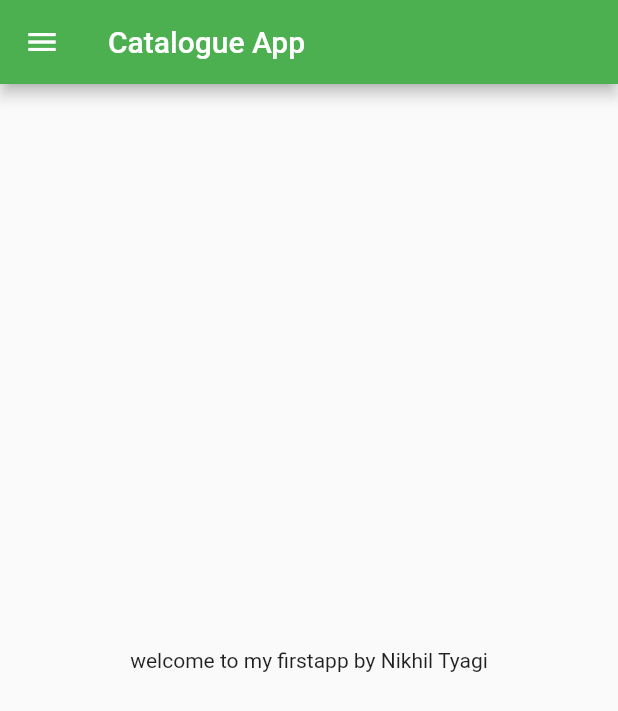
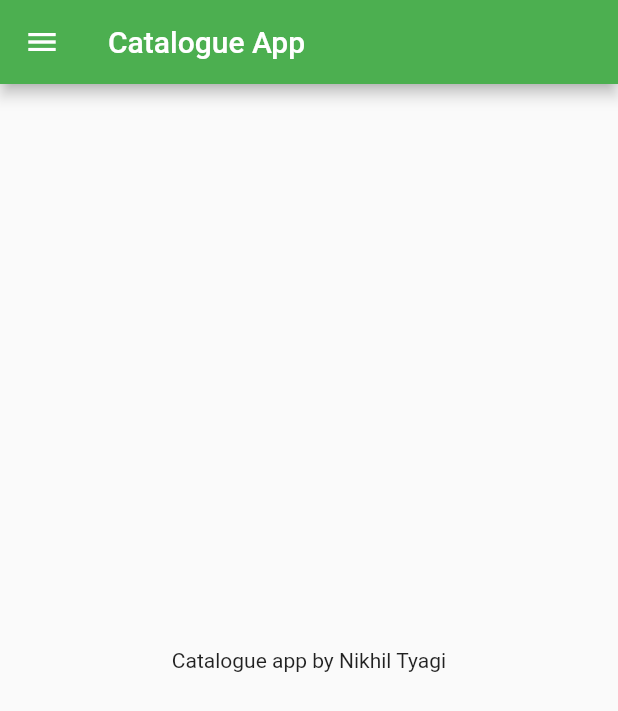
Before and after one commit to tyaginikhil123/firstappCatalogueApp, a Flutter app: the HomePage screen opened by its route, on a phone screen of 412 x 824 dp. Shown: the top 711 px of the screen. Run offline on Flutter 3.47's test engine with Material 2 defaults, Android fonts, the phone set to English and light mode, and no system bars.

Commit message:
Day 5 complete

```diff
--- a/lib/main.dart
+++ b/lib/main.dart
@@ -1,6 +1,7 @@
 import 'package:flutter/material.dart';
 import 'package:flutter_appcatalogue/pages/LoginPage.dart';
 import 'package:flutter_appcatalogue/pages/home_page.dart';
+import 'package:flutter_appcatalogue/utilities/routes.dart';
 
 void main(List<String> args) {
   runApp(FirstApp());
@@ -15,13 +16,14 @@ class FirstApp extends StatelessWidget {
         theme: ThemeData(
           primarySwatch: Colors.green,
         ),
+        debugShowCheckedModeBanner: false,
         darkTheme: ThemeData(
           brightness: Brightness.dark,
         ),
         routes: {
           "/":(context) => LoginPage(),
-          "/Home" :(context) => HomePage(),
-          "/Login" :(context) => LoginPage(),
+          MyRoutes.homeRoute :(context) => HomePage(),
+          MyRoutes.loginRoute :(context) => LoginPage(),
        },
     );
   }
--- a/lib/pages/home_page.dart
+++ b/lib/pages/home_page.dart
@@ -11,7 +11,7 @@ class HomePage extends StatelessWidget {     //statelesswidget is a class
       ),
           body: Center(
             child: Container(
-               child: Text("welcome to my firstapp by $name"),
+               child: Text("Catalogue app by $name"),
           ),
          ),
          drawer: Drawer(),
--- /dev/null
+++ b/lib/utilities/routes.dart
@@ -0,0 +1,5 @@
+class MyRoutes{
+  static String loginRoute = "/login";
+  static String homeRoute = "/home";
+
+}
```
Also changed, not shown: lib/pages/LoginPage.dart (+12 -8 lines).
